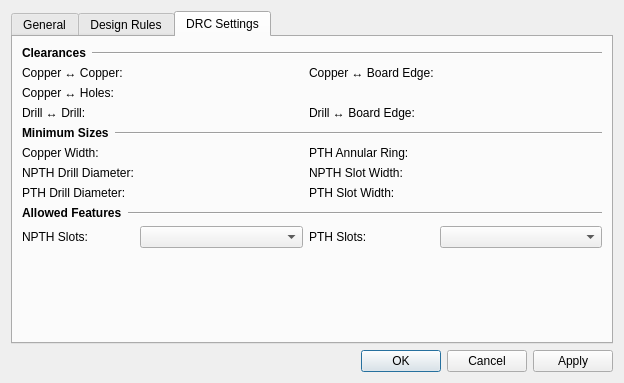
Qt form libs/librepcb/editor/project/boardeditor/boardsetupdialog.ui (LibrePCB/LibrePCB) before a commit.
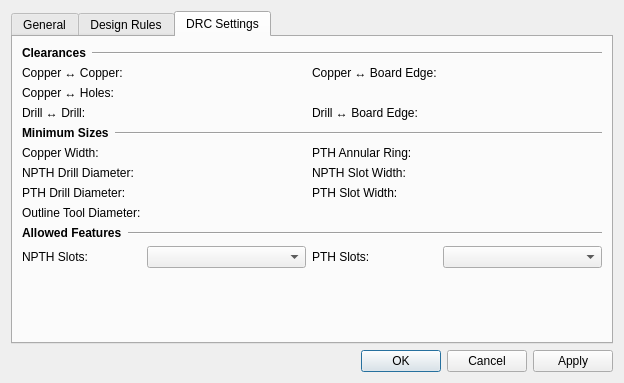
The same form after that commit. The open tabs and pages were chosen to show the change. Icons and pictures are not drawn. Custom widgets are drawn as their Qt base class.

Commit message:
DRC: Add checks for board outline validity
- Report missing board outlines
- Report non-closed board outlines
- Report too small inner edge radii

```diff
--- a/libs/librepcb/editor/project/boardeditor/boardsetupdialog.ui
+++ b/libs/librepcb/editor/project/boardeditor/boardsetupdialog.ui
@@ -639,6 +639,19 @@
            <item row="3" column="3">
             <widget class="librepcb::editor::UnsignedLengthEdit" name="edtDrcClearanceDrillBoard" native="true"/>
            </item>
+           <item row="9" column="0">
+            <widget class="QLabel" name="label_30">
+             <property name="toolTip">
+              <string>Minimum board outline milling tool diameter. Restricts the radius of inner board edges.</string>
+             </property>
+             <property name="text">
+              <string>Outline Tool Diameter:</string>
+             </property>
+            </widget>
+           </item>
+           <item row="9" column="1">
+            <widget class="librepcb::editor::UnsignedLengthEdit" name="edtDrcMinOutlineToolDiameter" native="true"/>
+           </item>
           </layout>
          </widget>
         </widget>
```
The commit also changes 9 other files.
